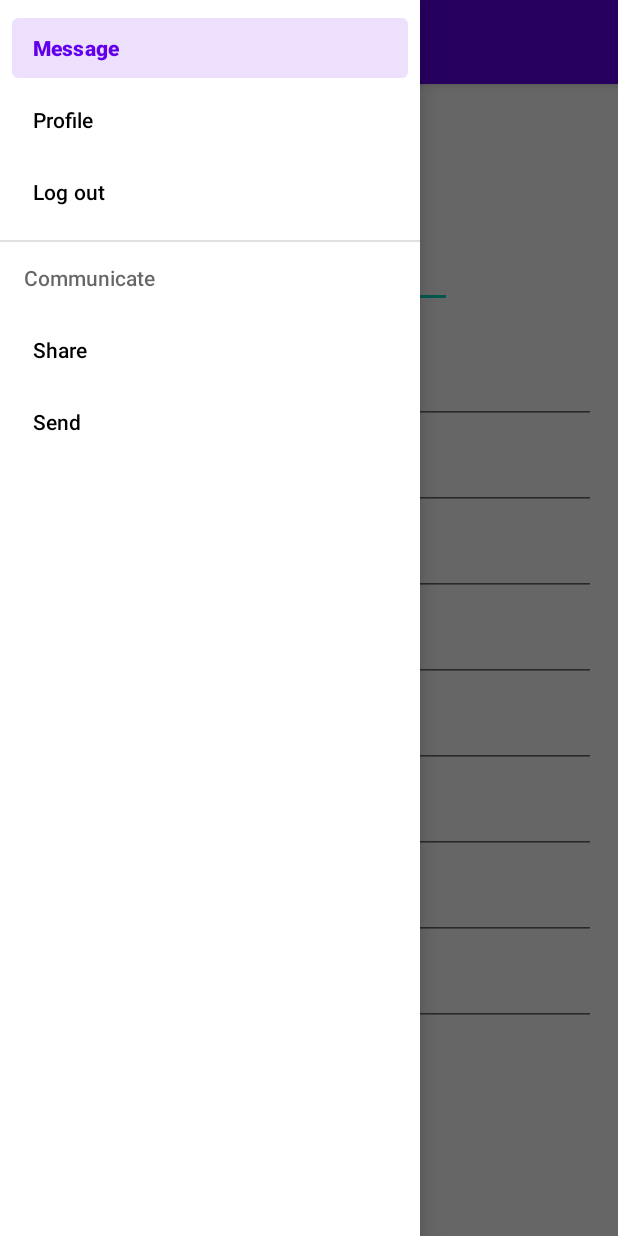
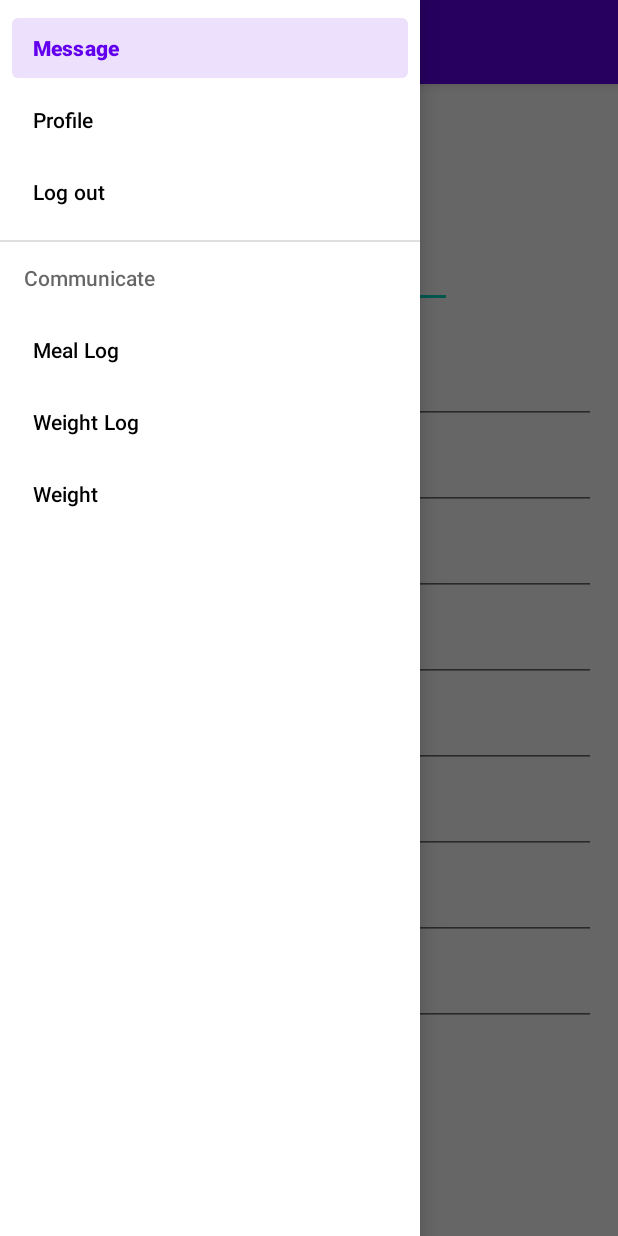
Before and after one commit to ltoikon/Diet-application-project, an Android app: the FragmentController screen opened directly, with no data from a screen before it, with the side drawer open, on a phone screen of 412 x 824 dp. Run offline under Robolectric (Android 15) with nearby library versions, the phone set to English and light mode, and no system bars.

Commit message:
Added PersonInfoLog to UI, fixed writing issue in PersonInfoEntry

```diff
--- a/app/src/main/java/com/example/course_project/DataManagement/PersonInfo.java
+++ b/app/src/main/java/com/example/course_project/DataManagement/PersonInfo.java
@@ -5,8 +5,6 @@ import java.util.ArrayList;
 import java.util.Date;
 
 public class PersonInfo implements Serializable {
-
-    FileIO fileio = FileIO.getInstance();
 
     private double height;
     private double weight;
@@ -18,6 +16,7 @@ public class PersonInfo implements Serializable {
          bmi = (weight/(height*height));
          this.height = height;
          this.weight = weight;
+         System.out.println(bmi); //TODO exist for test purposes
      }
 
     public Date getDate() {return date;}
--- a/app/src/main/res/layout/fragment_person_info_entry.xml
+++ b/app/src/main/res/layout/fragment_person_info_entry.xml
@@ -46,7 +46,7 @@
         android:layout_marginBottom="464dp"
         android:ems="10"
         android:hint="@string/meter"
-        android:inputType="numberSigned"
+        android:inputType="numberDecimal"
         app:layout_constraintBottom_toBottomOf="parent"
         app:layout_constraintStart_toStartOf="parent" />
 
@@ -58,7 +58,7 @@
         android:layout_marginBottom="548dp"
         android:ems="10"
         android:hint="@string/kilograms"
-        android:inputType="numberSigned"
+        android:inputType="numberDecimal"
         app:layout_constraintBottom_toBottomOf="parent"
         app:layout_constraintStart_toStartOf="parent" />
 
--- a/app/src/main/res/menu/drawer_menu.xml
+++ b/app/src/main/res/menu/drawer_menu.xml
@@ -18,11 +18,14 @@
     <item android:title="Communicate">
         <menu>
             <item
-                android:id="@+id/nav_share"
-                android:title="@string/share" />
+                android:id="@+id/nav_meal_log"
+                android:title="@string/meal_log" />
             <item
-                android:id="@+id/nav_send"
-                android:title="@string/send" />
+                android:id="@+id/nav_weight_log"
+                android:title="@string/weight_log" />
+            <item
+                android:id="@+id/nav_weight"
+                android:title="@string/entry_weight" />
 
         </menu>
     </item>
--- a/app/src/main/res/values/strings.xml
+++ b/app/src/main/res/values/strings.xml
@@ -40,6 +40,7 @@
     <string name="log_out">Log out</string>
     <string name="profile">Profile</string>
     <string name="message">Message</string>
-    <string name="share">Share</string>
-    <string name="send">Send</string>
+    <string name="meal_log">Meal Log</string>
+    <string name="weight_log">Weight Log</string>
+    <string name="entry_weight">Weight</string>
 </resources>
```
Also changed, not shown: app/src/main/java/com/example/course_project/Activities/FragmentController.java (+14 -3 lines), app/src/main/java/com/example/course_project/Fragments/PersonInfoEntry.java (+9 -2 lines).
